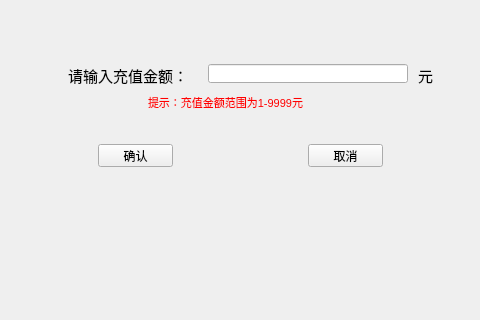
This is librarysystem.ui in sdwangyu/LibraryDesign as Qt 5 draws it before an edit; both pictures show x 212 to 692 and y 106 to 426 of the 842 by 554 pixel window. The edited form follows.
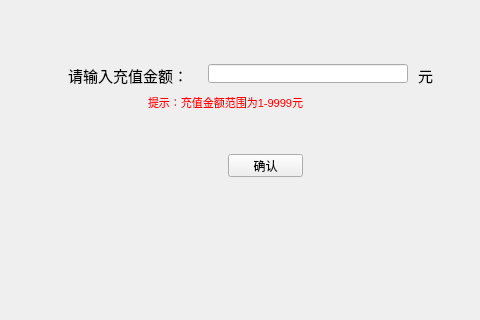
This is the edited form. The open tabs and pages were chosen to show the change.

```diff
--- a/librarysystem.ui
+++ b/librarysystem.ui
@@ -831,8 +831,8 @@
       <widget class="QPushButton" name="chargeokBtn">
        <property name="geometry">
         <rect>
-         <x>160</x>
-         <y>190</y>
+         <x>290</x>
+         <y>200</y>
          <width>75</width>
          <height>23</height>
         </rect>
@@ -841,19 +841,6 @@
         <string>确认</string>
        </property>
       </widget>
-      <widget class="QPushButton" name="chargecancleBtn">
-       <property name="geometry">
-        <rect>
-         <x>370</x>
-         <y>190</y>
-         <width>75</width>
-         <height>23</height>
-        </rect>
-       </property>
-       <property name="text">
-        <string>取消</string>
-       </property>
-      </widget>
       <widget class="QLabel" name="label_26">
        <property name="geometry">
         <rect>
```
